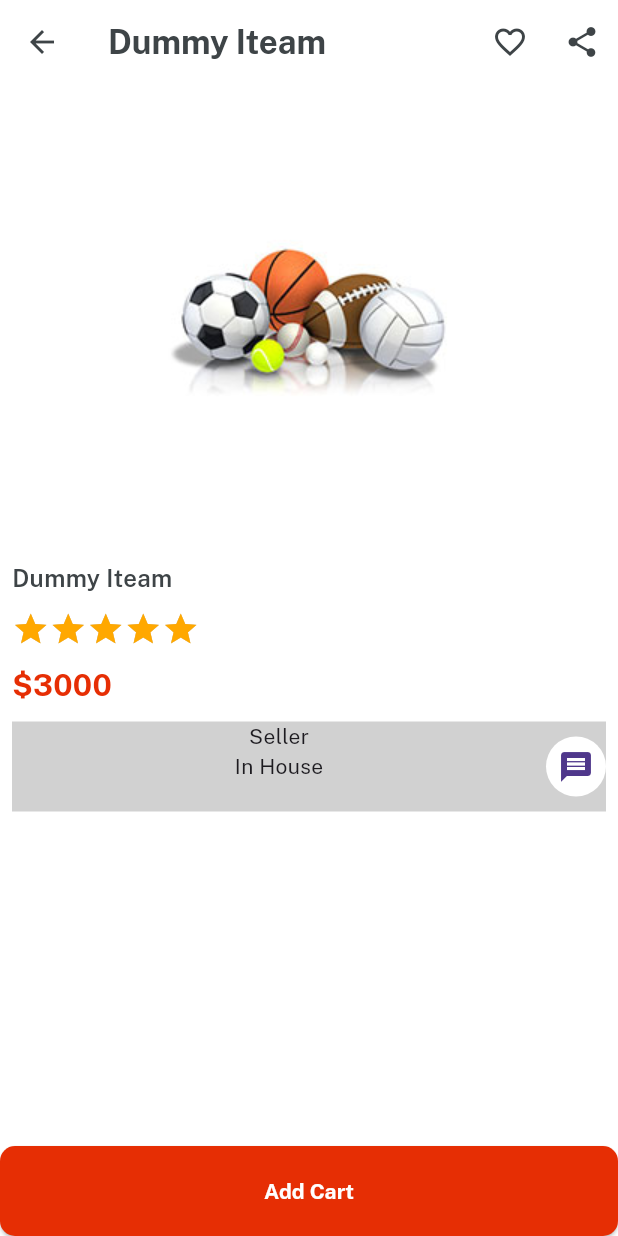
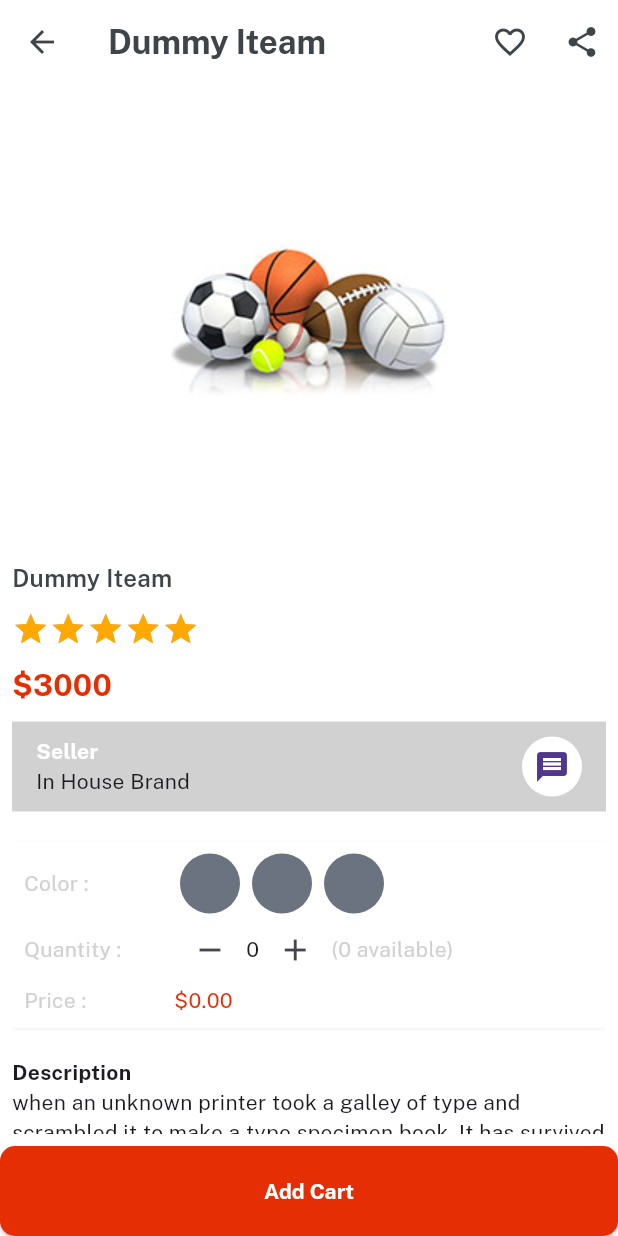
Before and after one commit to Has5an-Ali/Eccommerceapp_UI, a Flutter app: the itemDetails screen opened directly, on a phone screen of 412 x 824 dp. Run offline on Flutter 3.47's test engine with Material 3 defaults, Android fonts, the phone set to English and light mode, and no system bars; drawn by our look-alikes of velocity_x; our stand-ins replace get.

Commit message:
Item Color And Price Section Added

```diff
--- a/ecommerceapp/lib/categoryScreen/CategoryDetails.dart
+++ b/ecommerceapp/lib/categoryScreen/CategoryDetails.dart
@@ -70,8 +70,9 @@ class categoryDetails extends StatelessWidget {
                         .white
                         .margin(const EdgeInsets.symmetric(horizontal: 4))
                         .rounded
-                        .make().onTap(() {
-                          Get.to(()=>itemDetails(title: "Dummy Iteam"));
+                        .make()
+                        .onTap(() {
+                      Get.to(() => itemDetails(title: "Dummy Iteam"));
                     });
                   },
                 ),
--- a/ecommerceapp/lib/categoryScreen/CategoryScreen.dart
+++ b/ecommerceapp/lib/categoryScreen/CategoryScreen.dart
@@ -17,11 +17,11 @@ class categoryScreen extends StatelessWidget {
             title: topcat.text.fontFamily(bold).white.make(),
           ),
           body: Container(
-            padding: EdgeInsets.all(12),
+            padding: const EdgeInsets.all(12),
             child: GridView.builder(
               shrinkWrap: true,
               itemCount: 12,
-              gridDelegate: SliverGridDelegateWithFixedCrossAxisCount(
+              gridDelegate: const SliverGridDelegateWithFixedCrossAxisCount(
                   crossAxisCount: 3,
                   crossAxisSpacing: 8,
                   mainAxisSpacing: 8,
@@ -32,7 +32,7 @@ class categoryScreen extends StatelessWidget {
                     Image.asset(
                       categoryimage[index],
                     ),
-                    Spacer(),
+                    const Spacer(),
                     "${categorytitle[index]}"
                         .text
                         .fontFamily(bold)
--- a/ecommerceapp/lib/categoryScreen/itemdetails.dart
+++ b/ecommerceapp/lib/categoryScreen/itemdetails.dart
@@ -12,15 +12,16 @@ class itemDetails extends StatelessWidget {
       appBar: AppBar(
         title: title!.text.fontFamily(bold).color(darkFontGrey).make(),
         actions: [
-          IconButton(onPressed: () {}, icon: Icon(Icons.favorite_outline)),
-          IconButton(onPressed: () {}, icon: Icon(Icons.share)),
+          IconButton(
+              onPressed: () {}, icon: const Icon(Icons.favorite_outline)),
+          IconButton(onPressed: () {}, icon: const Icon(Icons.share)),
         ],
       ),
       body: Column(
         children: [
           Expanded(
             child: Padding(
-              padding: EdgeInsets.all(8),
+              padding: const EdgeInsets.all(8),
               child: SingleChildScrollView(
                 child: Column(
                   crossAxisAlignment: CrossAxisAlignment.start,
@@ -41,9 +42,14 @@ class itemDetails extends StatelessWidget {
                           );
                         }),
                     10.heightBox,
-                    title!.text.color(darkFontGrey).fontFamily(semibold).size(16).make(),
+                    title!.text
+                        .color(darkFontGrey)
+                        .fontFamily(semibold)
+                        .size(16)
+                        .make(),
                     10.heightBox,
-                    VxRating(onRatingUpdate: (value){},
+                    VxRating(
+                      onRatingUpdate: (value) {},
                       normalColor: textfieldGrey,
                       selectionColor: golden,
                       count: 5,
@@ -51,28 +57,126 @@ class itemDetails extends StatelessWidget {
                       stepInt: true,
                     ),
                     10.heightBox,
-                    "\$3000".text.color(redColor).fontFamily(bold).size(20).make(),
+                    "\$3000"
+                        .text
+                        .color(redColor)
+                        .fontFamily(bold)
+                        .size(20)
+                        .make(),
                     10.heightBox,
                     Row(
                       children: [
-                        Expanded(child:
-                        Column(
+                        Expanded(
+                            child: Column(
+                          crossAxisAlignment: CrossAxisAlignment.start,
+                          mainAxisAlignment: MainAxisAlignment.center,
                           children: [
-                            "Seller".text.make(),
-                            "In House".text.make(),
+                            "Seller"
+                                .text
+                                .color(whiteColor)
+                                .fontFamily(bold)
+                                .make(),
+                            "In House Brand".text.size(14).make(),
                           ],
                         )),
-                        CircleAvatar(
+                        const CircleAvatar(
                           backgroundColor: whiteColor,
                           child: Icon(Icons.message),
                         )
                       ],
-                    ).box.height(60).color(textfieldGrey).make()
+                    )
+                        .box
+                        .height(60)
+                        .padding(const EdgeInsets.symmetric(horizontal: 16))
+                        .color(textfieldGrey)
+                        .make(),
+                    20.heightBox,
+                    Column(
+                      children: [
+                        Row(
+                          children: [
+                            SizedBox(
+                              width: 100,
+                              child: "Color :".text.color(textfieldGrey).make(),
+                            ),
+                            Row(
+                              children: List.generate(
+                                3,
+                                (index) => VxBox()
+                                    .size(40, 40)
+                                    .color(Vx.randomColor)
+                                    .roundedFull
+                                    .margin(const EdgeInsets.symmetric(
+                                        horizontal: 4))
+                                    .make(),
+                              ),
+                            )
+                          ],
+                        ),
+
+                        //Quantity Section :
+                        Row(
+                          children: [
+                            SizedBox(
+                              width: 100,
+                              child:
+                                  "Quantity :".text.color(textfieldGrey).make(),
+                            ),
+                            Row(
+                              children: [
+                                IconButton(
+                                    onPressed: () {},
+                                    icon: const Icon(Icons.remove)),
+                                "0".text.make(),
+                                IconButton(
+                                    onPressed: () {},
+                                    icon: const Icon(Icons.add)),
+                                "(0 available)".text.color(textfieldGrey).make()
+                              ],
+                            )
+                          ],
+                        ),
+
+                        // Price Section
+
+                        Row(
+                          children: [
+                            SizedBox(
+                              width: 100,
+                              child: "Price :".text.color(textfieldGrey).make(),
+                            ),
+                            Row(
+                              children: [
+                                "\$0.00".text.color(redColor).make(),
+                              ],
+                            )
+                          ],
+                        ),
+                      ],
+                    )
+                        .box
+                        .white
+                        .shadowSm
+                        .padding(const EdgeInsets.all(8))
+                        .make(),
+                    20.heightBox,
+                    "Description".text.fontFamily(bold).make(),
+                    "when an unknown printer took a galley of type and scrambled it to make a type specimen book. It has survived not only five centuries,"
+                        .text
+                        .make(),
+                    20.heightBox,
+                    ListView(
+                      shrinkWrap: true,
+                      children: List.generate(
+                          5,
+                          (index) => Column(
+                                children: ["Video".text.make()],
+                              )),
+                    )
                   ],
                 ),
               ),
             ),
-
           ),
           SizedBox(
             height: 60,
@@ -81,11 +185,8 @@ class itemDetails extends StatelessWidget {
                 title: "Add Cart",
                 color: redColor,
                 textColor: whiteColor,
-                  onPress: () {}
+                onPress: () {}),
           ),
-          ),
-
-
         ],
       ),
     );
```
Lines whose indentation alone changed are shown as unchanged.
